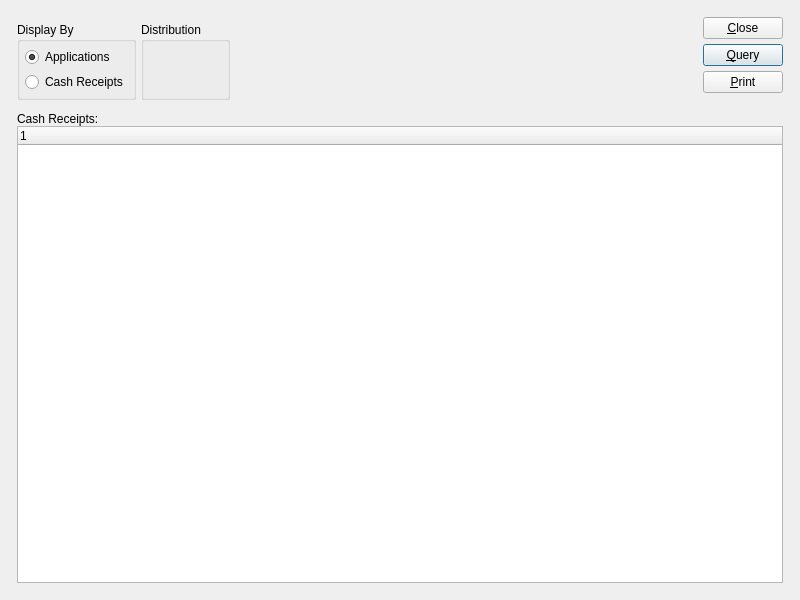
Above: xtuple/trunk/guiclient/dspCashReceipts.ui from WooodHead/xtuple before the change. Below: the same form after it.
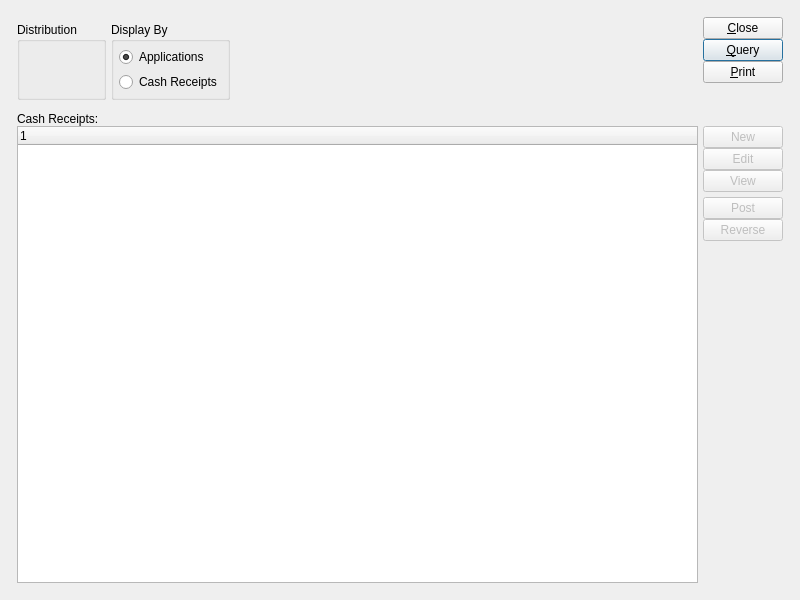
That is the form after the change. Custom widgets are drawn as their Qt base class.

Commit message: issue #8839:  Add drill down capability to cash receipt window for benefit of customer inquiries.

What changed in the file:
```diff
--- a/xtuple/trunk/guiclient/dspCashReceipts.ui
+++ b/xtuple/trunk/guiclient/dspCashReceipts.ui
@@ -35,9 +35,21 @@
          <item row="0" column="0" colspan="2" >
           <widget class="CustomerSelector" name="_customerSelector" />
          </item>
-         <item row="1" column="0" >
-          <widget class="QGroupBox" name="displayTypeGroup" >
-           <property name="title" >
+         <item row="1" column="0">
+          <widget class="QGroupBox" name="groupBox">
+           <property name="title">
+            <string>Distribution</string>
+           </property>
+           <layout class="QGridLayout" name="gridLayout_3">
+            <item row="0" column="0">
+             <widget class="DateCluster" name="_dates"/>
+            </item>
+           </layout>
+          </widget>
+         </item>
+         <item row="1" column="1">
+          <widget class="QGroupBox" name="displayTypeGroup">
+           <property name="title">
             <string>Display By</string>
            </property>
            <layout class="QGridLayout" name="gridLayout" >
@@ -64,18 +76,6 @@
            </layout>
           </widget>
          </item>
-         <item row="1" column="1" >
-          <widget class="QGroupBox" name="groupBox" >
-           <property name="title" >
-            <string>Distribution</string>
-           </property>
-           <layout class="QGridLayout" name="gridLayout_3" >
-            <item row="0" column="0" >
-             <widget class="DateCluster" name="_dates" />
-            </item>
-           </layout>
-          </widget>
-         </item>
         </layout>
        </item>
        <item>
@@ -92,9 +92,9 @@
         </spacer>
        </item>
        <item>
-        <layout class="QVBoxLayout" >
-         <property name="spacing" >
-          <number>5</number>
+        <layout class="QVBoxLayout">
+         <property name="spacing">
+          <number>0</number>
          </property>
          <item>
           <widget class="QPushButton" name="_close" >
@@ -170,28 +170,129 @@
         <property name="spacing" >
          <number>0</number>
         </property>
-        <item row="0" column="0" >
-         <widget class="QLabel" name="_arapplyLit" >
-          <property name="text" >
-           <string>Cash Receipts:</string>
+        <item row="0" column="0">
+         <layout class="QVBoxLayout" name="verticalLayout_3">
+          <property name="spacing">
+           <number>0</number>
           </property>
-         </widget>
-        </item>
-        <item row="1" column="0" >
-         <widget class="XTreeWidget" name="_arapply" >
-          <property name="sizePolicy" >
-           <sizepolicy vsizetype="Expanding" hsizetype="Expanding" >
-            <horstretch>0</horstretch>
-            <verstretch>0</verstretch>
-           </sizepolicy>
-          </property>
-          <property name="minimumSize" >
-           <size>
-            <width>0</width>
-            <height>100</height>
-           </size>
-          </property>
-         </widget>
+          <item>
+           <widget class="QLabel" name="_arapplyLit">
+            <property name="text">
+             <string>Cash Receipts:</string>
+            </property>
+           </widget>
+          </item>
+          <item>
+           <layout class="QHBoxLayout" name="horizontalLayout_2">
+            <item>
+             <widget class="XTreeWidget" name="_arapply">
+              <property name="sizePolicy">
+               <sizepolicy hsizetype="Expanding" vsizetype="Expanding">
+                <horstretch>0</horstretch>
+                <verstretch>0</verstretch>
+               </sizepolicy>
+              </property>
+              <property name="minimumSize">
+               <size>
+                <width>0</width>
+                <height>100</height>
+               </size>
+              </property>
+             </widget>
+            </item>
+            <item>
+             <layout class="QVBoxLayout" name="verticalLayout_2">
+              <item>
+               <layout class="QVBoxLayout" name="verticalLayout">
+                <property name="spacing">
+                 <number>0</number>
+                </property>
+                <item>
+                 <widget class="QPushButton" name="_new">
+                  <property name="enabled">
+                   <bool>false</bool>
+                  </property>
+                  <property name="text">
+                   <string>New</string>
+                  </property>
+                 </widget>
+                </item>
+                <item>
+                 <widget class="QPushButton" name="_edit">
+                  <property name="enabled">
+                   <bool>false</bool>
+                  </property>
+                  <property name="text">
+                   <string>Edit</string>
+                  </property>
+                 </widget>
+                </item>
+                <item>
+                 <widget class="QPushButton" name="_view">
+                  <property name="enabled">
+                   <bool>false</bool>
+                  </property>
+                  <property name="text">
+                   <string>View</string>
+                  </property>
+                 </widget>
+                </item>
+                <item>
+                 <spacer name="verticalSpacer_2">
+                  <property name="orientation">
+                   <enum>Qt::Vertical</enum>
+                  </property>
+                  <property name="sizeType">
+                   <enum>QSizePolicy::Fixed</enum>
+                  </property>
+                  <property name="sizeHint" stdset="0">
+                   <size>
+                    <width>20</width>
+                    <height>5</height>
+                   </size>
+                  </property>
+                 </spacer>
+                </item>
+                <item>
+                 <widget class="QPushButton" name="_post">
+                  <property name="enabled">
+                   <bool>false</bool>
+                  </property>
+                  <property name="text">
+                   <string>Post</string>
+                  </property>
+                 </widget>
+                </item>
+                <item>
+                 <widget class="QPushButton" name="_reverse">
+                  <property name="enabled">
+                   <bool>false</bool>
+                  </property>
+                  <property name="text">
+                   <string>Reverse</string>
+                  </property>
+                 </widget>
+                </item>
+               </layout>
+              </item>
+              <item>
+               <spacer name="verticalSpacer">
+                <property name="orientation">
+                 <enum>Qt::Vertical</enum>
+                </property>
+                <property name="sizeHint" stdset="0">
+                 <size>
+                  <width>20</width>
+                  <height>118</height>
+                 </size>
+                </property>
+               </spacer>
+              </item>
+             </layout>
+            </item>
+           </layout>
+          </item>
+         </layout>
         </item>
        </layout>
       </widget>
@@ -200,7 +301,7 @@
    </item>
   </layout>
  </widget>
- <layoutdefault spacing="5" margin="5" />
+ <layoutdefault spacing="5" margin="5"/>
  <pixmapfunction>qPixmapFromMimeSource</pixmapfunction>
  <customwidgets>
   <customwidget>
```
Left out of the diff: 103 changed lines with no effect on the pictures. The commit also changes 4 other files.
